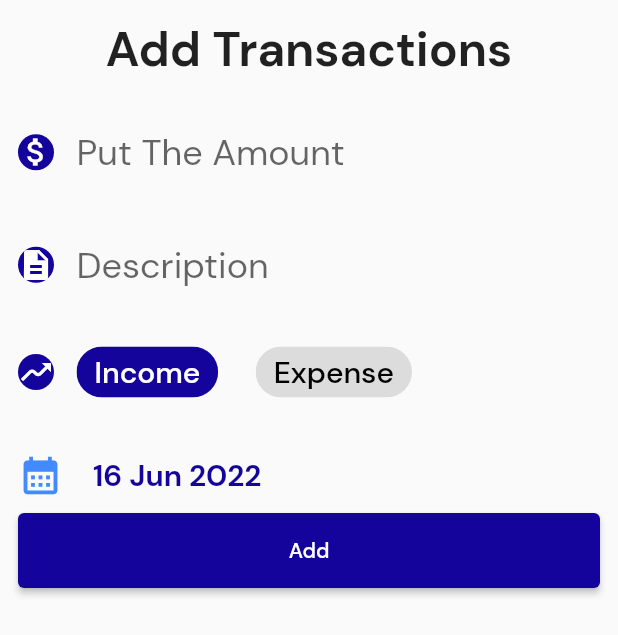
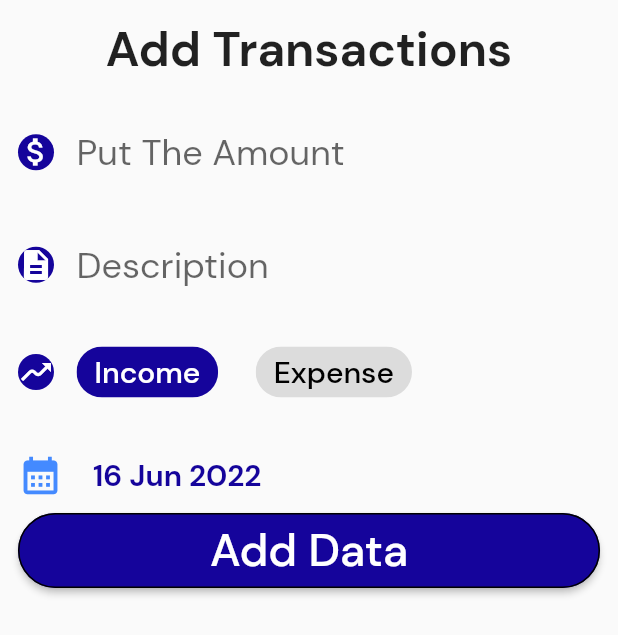
Before and after one commit to ishaquekannoth/moneyManagement, a Flutter app: the screen it shows after launch, after a tap on the "add" icon, on a phone screen of 412 x 824 dp. Shown: the top 635 px of the screen. Run offline on Flutter 3.47's test engine with Material 2 defaults, Android fonts, the phone set to English and light mode, and no system bars; our stand-ins replace hive, hive_flutter; accounts and stored records are empty.

Commit message:
HomePageDone

```diff
--- a/lib/addTransactions.dart
+++ b/lib/addTransactions.dart
@@ -208,13 +208,32 @@ class _AddTransactionsState extends State<AddTransactions> {
               onPressed: () {
                 if (amount != null && note.isNotEmpty) {
                   Dbhelper dbhelper = Dbhelper();
-                  dbhelper.addData(amount!, selectedDate, note, type);
+                  dbhelper.addData(
+                      amount: amount!,
+                      date: selectedDate,
+                      note: note,
+                      type: type);
+                  Navigator.of(context).pop();
                 } else {
-                  print('All fields are required');
+                 ScaffoldMessenger.of(context).showSnackBar(SnackBar(behavior:SnackBarBehavior.floating,duration:Duration(seconds: 1),
+                 margin: EdgeInsets.all(15),
+                 backgroundColor: Colors.red,
+                 content: Text('All fields are required',
+                 style: TextStyle(fontSize: 15),
+                 textAlign: TextAlign.center)));
+
                 }
               },
-              child: Text('Add'),
-            ))
+                child: Text('Add Data',style: TextStyle(fontSize: 30),),
+                style: ButtonStyle(
+  shape: MaterialStateProperty.all<RoundedRectangleBorder>(
+    RoundedRectangleBorder(
+      borderRadius: BorderRadius.circular(30.0),
+      side: BorderSide()
+    )
+  )
+)
+                ))
       ]),
     ));
   }
--- a/lib/homePage.dart
+++ b/lib/homePage.dart
@@ -1,5 +1,4 @@
 import 'package:flutter/material.dart';
-import 'package:flutter/services.dart';
 import 'package:moneymanager/addTransactions.dart';
 import 'package:moneymanager/controllers/db_helper.dart';
 import 'static.dart' as customcolor;
@@ -13,6 +12,24 @@ class HomePage extends StatefulWidget {
 
 class _HomePageState extends State<HomePage> {
   Dbhelper dbhelper = Dbhelper();
+  int totalBalance = 0;
+  int totalExpence = 0;
+  int totalIncome = 0;
+  getTotalBalance(Map data) {
+    totalBalance = 0;
+    totalExpence = 0;
+    totalIncome = 0;
+    data.forEach((key, value) {
+      if (value['type'] == 'Income') {
+        totalBalance += value['amount'] as int;
+        totalIncome += value['amount'] as int;
+      } else {
+        totalBalance -= value['amount'] as int;
+        totalExpence += value['amount'] as int;
+      }
+    });
+  }
+
   @override
   Widget build(BuildContext context) {
     return (Scaffold(
@@ -21,7 +38,10 @@ class _HomePageState extends State<HomePage> {
       floatingActionButton: FloatingActionButton(
         backgroundColor: customcolor.PrimaryColor,
         onPressed: () => Navigator.of(context)
-            .push(MaterialPageRoute(builder: ((context) => AddTransactions()))),
+            .push(MaterialPageRoute(builder: ((context) => AddTransactions())))
+            .whenComplete(() {
+          setState(() {});
+        }),
         shape:
             RoundedRectangleBorder(borderRadius: BorderRadius.circular(16.0)),
         child: Icon(
@@ -34,7 +54,7 @@ class _HomePageState extends State<HomePage> {
           builder: (context, snapshot) {
             if (snapshot.error != null) {
               return (Center(
-                child: Text('unexpected Expected Err'),
+                child: Text('unExpected Err'),
               ));
             }
             if (snapshot.hasData) {
@@ -43,8 +63,8 @@ class _HomePageState extends State<HomePage> {
                   child: Text('No Data found'),
                 );
               }
-              return (ListView(
-                children: [
+              getTotalBalance(snapshot.data!);
+              return (ListView(children: [
                 Padding(
                   padding: const EdgeInsets.all(12.0),
                   child: Row(
@@ -53,83 +73,105 @@ class _HomePageState extends State<HomePage> {
                         Container(
                           decoration: BoxDecoration(
                               borderRadius: BorderRadius.circular(35)),
-                            child:
-                            CircleAvatar
-                            (maxRadius: 25,child: Image.asset("Assets/images/face.png",width: 64,),),
+                          child: CircleAvatar(
+                            maxRadius: 22,
+                            child: Image.asset(
+                              "Assets/images/face.png",
+                              width: 64,
                             ),
-                                Text("Hei Man",
+                          ),
+                        ),
+                        Text(
+                          "Hello User",
                           style: TextStyle(
                               fontSize: 25,
                               fontWeight: FontWeight.bold,
-                                  color: customcolor.PrimaryColor
-                                ),
-
+                              color: customcolor.PrimaryColor),
                         ),
                         Container(
                             decoration: BoxDecoration(
                                 borderRadius: BorderRadius.circular(15)),
                             padding: EdgeInsets.all(12.0),
-                            child: Icon(
+                            child: IconButton(
+                              icon: Icon(
                                 Icons.settings,
-                              size: 32.0,
                                 color: Colors.green,
+                                size: 32,
+                              ),
+                              onPressed: () =>
+                                  dbhelper.resetData().whenComplete(() {
+                                setState(() {});
+                              }),
                             )),
-
                       ]),
                 ),
-
                 Container(
-                  color: Colors.red,
-                  width: MediaQuery.of(context).size.width*0.9,
+                  //color: Colors.red,
+                  width: MediaQuery.of(context).size.width * 0.9,
                   margin: EdgeInsets.all(20.0),
                   child: Container(
-
                     decoration: BoxDecoration(
                         gradient: LinearGradient(colors: [
                           customcolor.PrimaryColor,
                           Colors.blueAccent
-                      ])
-                    ,
-                    borderRadius: BorderRadius.all(Radius.circular(25)     )
+                        ]),
+                        borderRadius: BorderRadius.all(Radius.circular(25))),
+                    padding: EdgeInsets.symmetric(
+                      vertical: 30,
                     ),
-
-                    padding: EdgeInsets.symmetric(vertical: 30,),
                     child: Column(
                       children: [
-                       Text('Total Balance',
+                        Text(
+                          'Total Balance',
                           textAlign: TextAlign.center,
                           style: TextStyle(
                               fontSize: 22,
-                        fontWeight:FontWeight.w700,
-                        color: Colors.white
+                              fontWeight: FontWeight.w700,
+                              color: Colors.white),
                         ),
-                       ),
-                       Text('Rs 34000',
+                        Text(
+                          '$totalBalance',
                           textAlign: TextAlign.center,
                           style: TextStyle(
                               fontSize: 26,
-                        fontWeight:FontWeight.w700,
-                        color: Colors.white
+                              fontWeight: FontWeight.w700,
+                              color: Colors.white),
                         ),
-                       ),
-                      Padding(padding: EdgeInsets.all(8.0),
-                      child:Row(
+                        Padding(
+                          padding: EdgeInsets.all(8.0),
+                          child: Row(
                             mainAxisAlignment: MainAxisAlignment.spaceBetween,
                             children: [
-                          cardIncome('1200'),
-                          cardExpense('500')
+                              cardIncome('$totalIncome'),
+                              cardExpense('$totalExpence')
                             ],
                           ),
                         ),
-
                       ],
                     ),
-
                   ),
-
-                )
-
-
+                ),
+                Padding(
+                    padding: EdgeInsets.all(15),
+                    child: Text(
+                      "Recent Transactions",
+                      style:
+                          TextStyle(fontSize: 30, fontWeight: FontWeight.bold),
+                    )),
+                ListView.builder(
+                    shrinkWrap: true,
+                    itemCount:
+                        snapshot.data!.length < 4 ? snapshot.data!.length : 4,
+                    itemBuilder: (context, index) {
+                      Map data = snapshot.data![index];
+                      if (data['type'] == 'Expense') {
+                        return expenseTile(data['amount'.toString()],
+                            data['note'], data['date']);
+                      } else {
+                        return incomeTile(data['amount'.toString()],
+                            data['note'], data['date']);
+                      }
+                    })
               ]));
             } else {
               return (Center(
@@ -139,15 +181,16 @@ class _HomePageState extends State<HomePage> {
           }),
     ));
   }
-  Widget cardIncome(String value){
 
-    return(
-      Row(children: [
+  Widget cardIncome(String value) {
+    return (Row(
+      children: [
         Container(
           padding: EdgeInsets.all(15),
-          decoration: BoxDecoration(borderRadius: BorderRadius.circular(30),
-          color: Colors.white),
-          child: Icon(Icons.arrow_downward,
+          decoration: BoxDecoration(
+              borderRadius: BorderRadius.circular(30), color: Colors.white),
+          child: Icon(
+            Icons.arrow_downward,
             color: Colors.green,
           ),
           margin: EdgeInsets.only(right: 10),
@@ -155,26 +198,35 @@ class _HomePageState extends State<HomePage> {
         Column(
           crossAxisAlignment: CrossAxisAlignment.start,
           children: [
-            Text('Income',
-            style: TextStyle(fontSize: 14,color: Colors.white,fontWeight: FontWeight.bold),
-
+            Text(
+              'Income',
+              style: TextStyle(
+                  fontSize: 14,
+                  color: Colors.white,
+                  fontWeight: FontWeight.bold),
             ),
-             Text(value,  style: TextStyle(fontSize: 20,color: Colors.white,fontWeight: FontWeight.bold),
+            Text(
+              value,
+              style: TextStyle(
+                  fontSize: 20,
+                  color: Colors.white,
+                  fontWeight: FontWeight.bold),
             ),
           ],
         )
-      ],)
-    );
+      ],
+    ));
   }
-Widget cardExpense(String value){
 
-    return(
-      Row(children: [
+  Widget cardExpense(String value) {
+    return (Row(
+      children: [
         Container(
           padding: EdgeInsets.all(15),
-          decoration: BoxDecoration(borderRadius: BorderRadius.circular(30),
-          color: Colors.white),
-          child: Icon(Icons.arrow_upward,
+          decoration: BoxDecoration(
+              borderRadius: BorderRadius.circular(30), color: Colors.white),
+          child: Icon(
+            Icons.arrow_upward,
             color: Color.fromARGB(255, 216, 11, 11),
           ),
           margin: EdgeInsets.only(right: 10),
@@ -182,19 +234,77 @@ Widget cardExpense(String value){
         Column(
           crossAxisAlignment: CrossAxisAlignment.start,
           children: [
-            Text('Expense',
-            style: TextStyle(fontSize: 14,color: Colors.white,fontWeight: FontWeight.bold),
-
+            Text(
+              'Expense',
+              style: TextStyle(
+                  fontSize: 14,
+                  color: Colors.white,
+                  fontWeight: FontWeight.bold),
             ),
-             Text(value,  style: TextStyle(fontSize: 20,color: Colors.white,fontWeight: FontWeight.bold),
+            Text(
+              value,
+              style: TextStyle(
+                  fontSize: 20,
+                  color: Colors.white,
+                  fontWeight: FontWeight.bold),
             ),
           ],
         )
-      ],)
-    );
+      ],
+    ));
   }
 
+  Widget expenseTile(int value, String note, DateTime dateTime) {
+    return (Container(
+      padding: EdgeInsets.all(15),
+      margin: EdgeInsets.all(10),
+      decoration: BoxDecoration(
+          borderRadius: BorderRadius.circular(15),
+          color: Color.fromARGB(255, 218, 226, 226)),
+      child: Column(
+        children: [
+          Row(
+            mainAxisAlignment: MainAxisAlignment.spaceBetween,
+            children: [
+              Icon(
+                Icons.arrow_circle_up_outlined,
+                size: 28,
+                color: Colors.red,
+              ),
+              Text("Expense"),
+              Text(value.toString()),
+              Text('${dateTime.day}/${dateTime.month}/${dateTime.year}')
+            ],
+          )
+        ],
+      ),
+    ));
+  }
 
-
-
+  Widget incomeTile(int value, String note, DateTime dateTime) {
+    return (Container(
+      padding: EdgeInsets.all(15),
+      margin: EdgeInsets.all(10),
+      decoration: BoxDecoration(
+          borderRadius: BorderRadius.circular(15),
+          color: Color.fromARGB(255, 218, 226, 226)),
+      child: Column(
+        children: [
+          Row(
+            mainAxisAlignment: MainAxisAlignment.spaceBetween,
+            children: [
+              Icon(
+                Icons.arrow_circle_down_outlined,
+                size: 28,
+                color: Color.fromARGB(255, 5, 231, 5),
+              ),
+              Text("Income"),
+              Text(value.toString()),
+              Text('${dateTime.day}/${dateTime.month}/${dateTime.year}')
+            ],
+          )
+        ],
+      ),
+    ));
   }
+}
--- a/lib/main.dart
+++ b/lib/main.dart
@@ -6,14 +6,12 @@ import 'package:hive/hive.dart';
 
 void main() async {
   await Hive.initFlutter();
-
   await Hive.openBox('money');
   runApp(const MyApp());
 }
 
 class MyApp extends StatelessWidget {
   const MyApp({Key? key}) : super(key: key);
-
   @override
   Widget build(BuildContext context) {
     return MaterialApp(
```
Also changed, not shown: lib/controllers/db_helper.dart (+16 -3 lines). Lines whose indentation alone changed are shown as unchanged.
